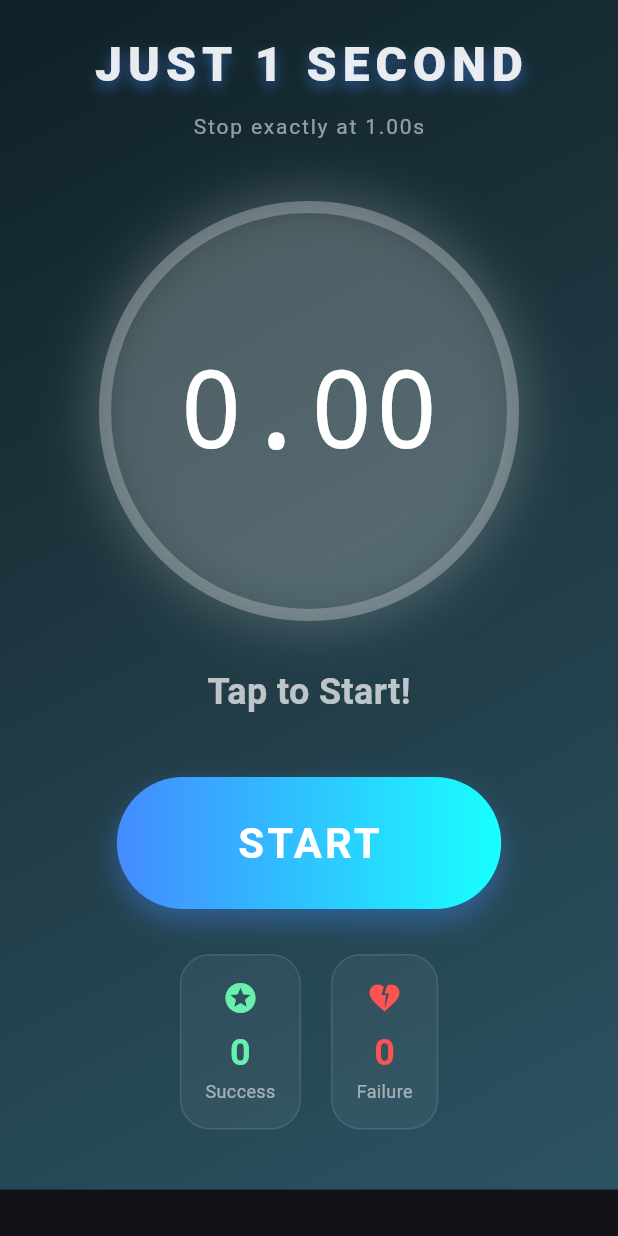
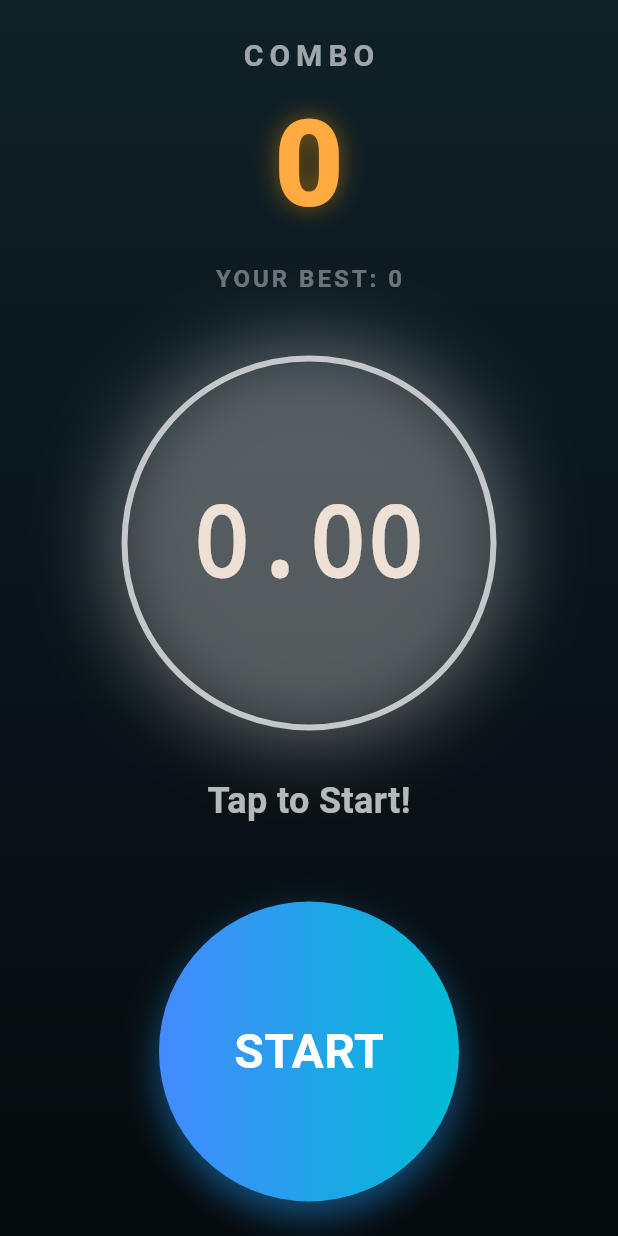
Before and after one commit to sukimamieldesign/20260126_flutter, a Flutter app: the screen it shows after launch, on a phone screen of 412 x 824 dp. Run offline on Flutter 3.47's test engine with Material 3 defaults, Android fonts, the phone set to English and light mode, and no system bars; our stand-ins replace cloud_firestore, firebase_core, shared_preferences; accounts and stored records are empty.

Commit message:
feat: Upgrade to Infinite Combo mode with dramatic visuals and Personal Best tracking

```diff
--- a/lib/main.dart
+++ b/lib/main.dart
@@ -3,12 +3,12 @@ import 'dart:math';
 import 'package:flutter/material.dart';
 import 'package:firebase_core/firebase_core.dart';
 import 'package:cloud_firestore/cloud_firestore.dart';
+import 'package:shared_preferences/shared_preferences.dart';
+import 'package:uuid/uuid.dart';
 
 Future<void> main() async {
   WidgetsFlutterBinding.ensureInitialized();
 
-  // TODO: Add your Firebase Web configuration here
-  // For Web, you need to provide options
   await Firebase.initializeApp(
     options: const FirebaseOptions(
       apiKey: "AIzaSyB1q_juETj_iLKrawXmmH2F29hJiPG2-9k",
@@ -29,12 +29,12 @@ class JustOneSecondApp extends StatelessWidget {
   @override
   Widget build(BuildContext context) {
     return MaterialApp(
-      title: 'Just 1 Second',
+      title: 'Just 1 Second: Infinite',
       debugShowCheckedModeBanner: false,
       theme: ThemeData(
         brightness: Brightness.dark,
         useMaterial3: true,
-        colorSchemeSeed: Colors.blueAccent,
+        colorSchemeSeed: Colors.orangeAccent,
       ),
       home: const GamePage(),
     );
@@ -49,7 +49,7 @@ class GamePage extends StatefulWidget {
 }
 
 class _GamePageState extends State<GamePage> with TickerProviderStateMixin {
-  Stopwatch _stopwatch = Stopwatch();
+  final Stopwatch _stopwatch = Stopwatch();
   Timer? _timer;
   double _elapsedSeconds = 0.0;
   bool _isRunning = false;
@@ -57,13 +57,14 @@ class _GamePageState extends State<GamePage> with TickerProviderStateMixin {
   Color _messageColor = Colors.white70;
 
   int _consecutiveSuccess = 0;
-  int _consecutiveFailure = 0;
+  int _personalBest = 0;
+  String? _userId;
   bool _isGameOver = false;
-  bool _isHallOfFame = false;
 
   late AnimationController _animationController;
   late Animation<double> _scaleAnimation;
   late AnimationController _particleController;
+  late AnimationController _bgAnimationController;
 
   @override
   void initState() {
@@ -72,14 +73,40 @@ class _GamePageState extends State<GamePage> with TickerProviderStateMixin {
       vsync: this,
       duration: const Duration(milliseconds: 300),
     );
-    _scaleAnimation = Tween<double>(begin: 1.0, end: 1.1).animate(
+    _scaleAnimation = Tween<double>(begin: 1.0, end: 1.2).animate(
       CurvedAnimation(parent: _animationController, curve: Curves.elasticOut),
     );
 
     _particleController = AnimationController(
       vsync: this,
-      duration: const Duration(seconds: 3),
+      duration: const Duration(seconds: 2),
     );
+
+    _bgAnimationController = AnimationController(
+      vsync: this,
+      duration: const Duration(milliseconds: 500),
+    );
+
+    _loadUserData();
+  }
+
+  Future<void> _loadUserData() async {
+    final prefs = await SharedPreferences.getInstance();
+
+    // ユーザーIDの取得または生成
+    String? userId = prefs.getString('user_id');
+    if (userId == null) {
+      userId = Uuid().v4();
+      await prefs.setString('user_id', userId);
+    }
+
+    // 自己ベストの取得
+    int pb = prefs.getInt('personal_best') ?? 0;
+
+    setState(() {
+      _userId = userId;
+      _personalBest = pb;
+    });
   }
 
   @override
@@ -87,15 +114,16 @@ class _GamePageState extends State<GamePage> with TickerProviderStateMixin {
     _timer?.cancel();
     _animationController.dispose();
     _particleController.dispose();
+    _bgAnimationController.dispose();
     super.dispose();
   }
 
   void _startTimer() {
-    if (_isGameOver || _isHallOfFame) return;
+    if (_isGameOver) return;
 
     setState(() {
       _isRunning = true;
-      _message = 'Stop at 1.00s!';
+      _message = 'STOP AT 1.00s!';
       _messageColor = Colors.white;
       _stopwatch.reset();
       _stopwatch.start();
@@ -121,45 +149,49 @@ class _GamePageState extends State<GamePage> with TickerProviderStateMixin {
 
       if (isSuccess) {
         _consecutiveSuccess++;
-        _consecutiveFailure = 0;
-        _message = 'SUCCESS! 🎉';
+        _message = 'SUCCESS! ${_consecutiveSuccess} COMBO';
         _messageColor = Colors.greenAccent;
         _animationController.forward(from: 0.0);
+        _particleController.forward(from: 0.0);
+        _bgAnimationController.forward(from: 0.0).then((_) => _bgAnimationController.reverse());
+      } else {
+        _isGameOver = true;
+        _message = 'GAME OVER 💀';
+        _messageColor = Colors.redAccent;
 
-        if (_consecutiveSuccess >= 3) {
-          _isHallOfFame = true;
-          _message = 'Congratulations!';
-          _messageColor = Colors.amber;
-          // パーティクルアニメーション開始
-          _particleController.forward(from: 0.0);
-        }
-      } else {
-        _consecutiveFailure++;
-        _consecutiveSuccess = 0;
-        _message = 'FAILED... 💀';
-        _messageColor = Colors.redAccent;
-        if (_consecutiveFailure >= 3) {
-          _isGameOver = true;
-          _message = 'GAME OVER 👻';
-        }
+        _handleGameOver();
       }
     });
-
-    _logScore(result, isSuccess);
   }
 
-  Future<void> _logScore(double score, bool isSuccess) async {
+  Future<void> _handleGameOver() async {
+    final prefs = await SharedPreferences.getInstance();
+
+    // 自己ベスト更新チェック
+    if (_consecutiveSuccess > _personalBest) {
+      setState(() {
+        _personalBest = _consecutiveSuccess;
+      });
+      await prefs.setInt('personal_best', _personalBest);
+    }
+
+    // Firebaseへログ送信
+    _logHighScore(_consecutiveSuccess);
+  }
+
+  Future<void> _logHighScore(int score) async {
+    // スコア0でもログに残したい場合はこのまま、1以上の時だけに絞るなら if (score > 0)
+    print('Attempting to log score: $score');
     try {
-      await FirebaseFirestore.instance.collection('scores').add({
-        'score': score,
-        'isSuccess': isSuccess,
+      await FirebaseFirestore.instance.collection('game_sessions').add({
+        'user_id': _userId, // 端末ごとのIDを付与
+        'final_score': score,
         'timestamp': FieldValue.serverTimestamp(),
-        'consecutiveSuccess': _consecutiveSuccess,
-        'consecutiveFailure': _consecutiveFailure,
-      });
-      print('Score logged successfully');
+        'platform': 'web',
+      }).timeout(const Duration(seconds: 10));
+      print('✅ High score logged successfully');
     } catch (e) {
-      print('Error logging score: $e');
+      print('❌ Error logging score: $e');
     }
   }
 
@@ -168,79 +200,44 @@ class _GamePageState extends State<GamePage> with TickerProviderStateMixin {
       _stopwatch.reset();
       _elapsedSeconds = 0.0;
       _isRunning = false;
-      _message = 'Tap to Start!';
+      _message = 'Ready? Go!';
       _messageColor = Colors.white70;
       _consecutiveSuccess = 0;
-      _consecutiveFailure = 0;
       _isGameOver = false;
-      _isHallOfFame = false;
       _particleController.reset();
+      _bgAnimationController.reset();
     });
   }
 
   @override
   Widget build(BuildContext context) {
     return Scaffold(
-      body: Container(
-        decoration: BoxDecoration(
-          gradient: LinearGradient(
-            begin: Alignment.topLeft,
-            end: Alignment.bottomRight,
-            colors: _isHallOfFame
-                ? [
-                    const Color(0xFF2D1B00),
-                    const Color(0xFF4A3100),
-                    const Color(0xFF3D2817),
-                  ]
-                : [
-                    const Color(0xFF0F2027),
-                    const Color(0xFF203A43),
-                    const Color(0xFF2C5364),
-                  ],
-          ),
-        ),
-        child: Stack(
+      body: Stack(
         children: [
-            // パーティクルエフェクト（HALL OF FAME時のみ）
-            if (_isHallOfFame)
+          // Background Layer
+          _buildBackground(),
+
+          // Particles
+          if (_consecutiveSuccess > 0)
             ParticleWidget(animation: _particleController),
 
           SafeArea(
+            child: Center(
               child: SingleChildScrollView(
-                child: Padding(
-                  padding: const EdgeInsets.symmetric(vertical: 20),
                 child: Column(
                   mainAxisAlignment: MainAxisAlignment.center,
                   children: [
-                      _buildHeader(),
+                    _buildScoreDisplay(),
                     const SizedBox(height: 40),
                     _buildStopwatchDisplay(),
                     const SizedBox(height: 30),
                     _buildMessage(),
+                    const SizedBox(height: 50),
+                    _buildActionButton(),
+                    if (_isGameOver) ...[
                       const SizedBox(height: 40),
-                      _buildActionButton(),
-                      const SizedBox(height: 30),
-                      _buildStatusTrackers(),
-                      if (_isGameOver || _isHallOfFame) ...[
-                        const SizedBox(height: 30),
-                        ElevatedButton.icon(
-                          onPressed: _resetGame,
-                          icon: const Icon(Icons.refresh),
-                          label: const Text('Try Again',
-                              style: TextStyle(
-                                  fontSize: 18, fontWeight: FontWeight.bold)),
-                          style: ElevatedButton.styleFrom(
-                            backgroundColor: Colors.white.withOpacity(0.15),
-                            foregroundColor: Colors.white,
-                            padding: const EdgeInsets.symmetric(
-                                horizontal: 40, vertical: 18),
-                            shape: RoundedRectangleBorder(
-                                borderRadius: BorderRadius.circular(30)),
-                            elevation: 8,
-                          ),
-                        ),
+                      _buildGameOverUI(),
                     ],
-                      const SizedBox(height: 20),
                   ],
                 ),
               ),
@@ -248,32 +245,86 @@ class _GamePageState extends State<GamePage> with TickerProviderStateMixin {
           ),
         ],
       ),
-      ),
     );
   }
 
-  Widget _buildHeader() {
+  Widget _buildBackground() {
+    return AnimatedBuilder(
+      animation: _bgAnimationController,
+      builder: (context, child) {
+        return Stack(
+          fit: StackFit.expand,
+          children: [
+            // Base Background
+            Container(
+              color: const Color(0xFF0F2027),
+            ),
+            // Success Image with Opacity
+            if (_consecutiveSuccess > 0 && !_isGameOver)
+              Opacity(
+                opacity: _bgAnimationController.value * 0.8,
+                child: Image.asset(
+                  'assets/images/success_bg.png',
+                  fit: BoxFit.cover,
+                ),
+              ),
+            // Game Over Image
+            if (_isGameOver)
+              Image.asset(
+                'assets/images/game_over_bg.png',
+                fit: BoxFit.cover,
+              ),
+            // Gradient Overlay
+            Container(
+              decoration: BoxDecoration(
+                gradient: LinearGradient(
+                  begin: Alignment.topCenter,
+                  end: Alignment.bottomCenter,
+                  colors: [
+                    Colors.transparent,
+                    Colors.black.withOpacity(0.7),
+                  ],
+                ),
+              ),
+            ),
+          ],
+        );
+      },
+    );
+  }
+
+  Widget _buildScoreDisplay() {
     return Column(
       children: [
         Text(
-          'JUST 1 SECOND',
+          'COMBO',
           style: TextStyle(
-            fontSize: 32,
+            fontSize: 20,
+            color: Colors.white60,
+            letterSpacing: 4,
+            fontWeight: FontWeight.bold,
+          ),
+        ),
+        Text(
+          '$_consecutiveSuccess',
+          style: TextStyle(
+            fontSize: 80,
             fontWeight: FontWeight.w900,
-            letterSpacing: 4,
-            color: Colors.white.withOpacity(0.9),
+            color: Colors.orangeAccent,
             shadows: [
-              Shadow(
-                  blurRadius: 10,
-                  color: Colors.blueAccent.withOpacity(0.5),
-                  offset: const Offset(0, 4))
+              Shadow(blurRadius: 20, color: Colors.orange.withOpacity(0.5)),
             ],
           ),
         ),
         const SizedBox(height: 8),
         Text(
-          'Stop exactly at 1.00s',
-          style: TextStyle(color: Colors.white54, letterSpacing: 1.2),
+          'YOUR BEST: $_personalBest',
+          style: const TextStyle(
+            fontSize: 16,
+            color: Colors.white38,
+            letterSpacing: 2,
+            fontWeight: FontWeight.bold,
+          ),
         ),
       ],
     );
@@ -283,36 +334,28 @@ class _GamePageState extends State<GamePage> with TickerProviderStateMixin {
     return ScaleTransition(
       scale: _scaleAnimation,
       child: Container(
-        width: 280,
-        height: 280,
+        width: 250,
+        height: 250,
         decoration: BoxDecoration(
           shape: BoxShape.circle,
-          color: Colors.white.withOpacity(0.05),
-          border: Border.all(
-            color: _isRunning
-                ? Colors.blueAccent
-                : (_messageColor == Colors.white70
-                    ? Colors.white24
-                    : _messageColor),
-            width: 8,
-          ),
           boxShadow: [
             BoxShadow(
-              color: (_isRunning ? Colors.blueAccent : _messageColor)
-                  .withOpacity(0.2),
-              blurRadius: 30,
-              spreadRadius: 5,
+              color: (_isRunning ? Colors.blueAccent : _messageColor).withOpacity(0.3),
+              blurRadius: 40,
+              spreadRadius: 10,
             )
           ],
+          border: Border.all(
+            color: _isRunning ? Colors.blueAccent : _messageColor,
+            width: 4,
+          ),
         ),
         child: Center(
           child: Text(
             _elapsedSeconds.toStringAsFixed(2),
-            style: TextStyle(
-              fontSize: 72,
-              fontWeight: FontWeight.w200,
-              fontVariations: [const FontVariation('wght', 200)],
-              color: Colors.white,
+            style: const TextStyle(
+              fontSize: 64,
+              fontWeight: FontWeight.bold,
               fontFamily: 'monospace',
             ),
           ),
@@ -322,123 +365,84 @@ class _GamePageState extends State<GamePage> with TickerProviderStateMixin {
   }
 
   Widget _buildMessage() {
-    return AnimatedSwitcher(
-      duration: const Duration(milliseconds: 200),
-      child: _isHallOfFame
-          ? ScaleTransition(
-              scale: Tween<double>(begin: 0.8, end: 1.0)
-                  .animate(_particleController),
-              child: Text(
+    return Text(
       _message,
-                key: ValueKey(_message),
-                style: TextStyle(
-                  fontSize: 36,
-                  fontWeight: FontWeight.bold,
-                  color: _messageColor,
-                  shadows: [
-                    Shadow(
-                      blurRadius: 20,
-                      color: _messageColor.withOpacity(0.6),
-                      offset: const Offset(0, 0),
-                    ),
-                  ],
-                ),
-              ),
-            )
-          : Text(
-              _message,
-              key: ValueKey(_message),
       style: TextStyle(
         fontSize: 24,
         fontWeight: FontWeight.bold,
         color: _messageColor,
       ),
-            ),
     );
   }
 
   Widget _buildActionButton() {
-    if (_isGameOver || _isHallOfFame) return const SizedBox.shrink();
+    if (_isGameOver) return const SizedBox.shrink();
 
     return GestureDetector(
       onTapDown: (_) => _isRunning ? _stopTimer() : _startTimer(),
       child: Container(
-        padding: const EdgeInsets.symmetric(horizontal: 80, vertical: 24),
+        width: 200,
+        height: 200,
         decoration: BoxDecoration(
-          borderRadius: BorderRadius.circular(50),
+          shape: BoxShape.circle,
           gradient: LinearGradient(
             colors: _isRunning
-                ? [Colors.redAccent, Colors.orangeAccent]
-                : [Colors.blueAccent, Colors.cyanAccent],
+              ? [Colors.red, Colors.orange]
+              : [Colors.blueAccent, Colors.cyan],
           ),
           boxShadow: [
             BoxShadow(
-              color: (_isRunning ? Colors.redAccent : Colors.blueAccent)
-                  .withOpacity(0.4),
-              blurRadius: 15,
-              offset: const Offset(0, 8),
+              color: (_isRunning ? Colors.red : Colors.blue).withOpacity(0.5),
+              blurRadius: 20,
+              offset: const Offset(0, 10),
             )
           ],
         ),
+        child: Center(
           child: Text(
             _isRunning ? 'STOP' : 'START',
             style: const TextStyle(
-            fontSize: 28,
+              fontSize: 32,
               fontWeight: FontWeight.bold,
-            letterSpacing: 2,
               color: Colors.white,
+            ),
           ),
         ),
       ),
     );
   }
 
-  Widget _buildStatusTrackers() {
-    return Row(
-      mainAxisAlignment: MainAxisAlignment.center,
+  Widget _buildGameOverUI() {
+    return Column(
       children: [
-        _buildCounterCard(
-            'Success', _consecutiveSuccess, Colors.greenAccent, Icons.stars),
-        const SizedBox(width: 20),
-        _buildCounterCard(
-            'Failure', _consecutiveFailure, Colors.redAccent, Icons.heart_broken),
+        const Text(
+          'FINAL SCORE',
+          style: TextStyle(fontSize: 18, color: Colors.white70),
+        ),
+        Text(
+          '$_consecutiveSuccess',
+          style: const TextStyle(fontSize: 48, fontWeight: FontWeight.bold, color: Colors.redAccent),
+        ),
+        const SizedBox(height: 20),
+        ElevatedButton.icon(
+          onPressed: _resetGame,
+          icon: const Icon(Icons.refresh),
+          label: const Text('RETRY CHALLENGE'),
+          style: ElevatedButton.styleFrom(
+            backgroundColor: Colors.white24,
+            foregroundColor: Colors.white,
+            padding: const EdgeInsets.symmetric(horizontal: 32, vertical: 16),
+            shape: RoundedRectangleBorder(borderRadius: BorderRadius.circular(30)),
+          ),
+        ),
       ],
-    );
-  }
-
-  Widget _buildCounterCard(
-      String label, int count, Color color, IconData icon) {
-    return Container(
-      padding: const EdgeInsets.all(16),
-      decoration: BoxDecoration(
-        color: Colors.white.withOpacity(0.05),
-        borderRadius: BorderRadius.circular(20),
-        border: Border.all(color: Colors.white10),
-      ),
-      child: Column(
-        children: [
-          Icon(icon, color: color, size: 24),
-          const SizedBox(height: 8),
-          Text(
-            count.toString(),
-            style: TextStyle(
-                fontSize: 24, fontWeight: FontWeight.bold, color: color),
-          ),
-          Text(label, style: const TextStyle(fontSize: 12, color: Colors.white54)),
-        ],
-      ),
     );
   }
 }
 
-/// パーティクルエフェクト（紙吹雪）
 class ParticleWidget extends StatefulWidget {
   final Animation<double> animation;
-
-  const ParticleWidget({
-    required this.animation,
-    super.key,
-  });
+  const ParticleWidget({required this.animation, super.key});
 
   @override
   State<ParticleWidget> createState() => _ParticleWidgetState();
@@ -451,20 +455,13 @@ class _ParticleWidgetState extends State<ParticleWidget> {
   @override
   void initState() {
     super.initState();
-    _generateParticles();
-  }
-
-  void _generateParticles() {
-    particles = List.generate(50, (_) {
-      return Particle(
+    particles = List.generate(40, (_) => Particle(
       x: random.nextDouble(),
-        y: -0.2,
-        vx: (random.nextDouble() - 0.5) * 0.5,
-        vy: random.nextDouble() * 0.3 + 0.2,
-        size: random.nextDouble() * 8 + 4,
-        rotation: random.nextDouble() * 360,
-      );
-    });
+      y: random.nextDouble(),
+      vx: (random.nextDouble() - 0.5) * 0.2,
+      vy: (random.nextDouble() - 0.5) * 0.2,
+      size: random.nextDouble() * 10 + 2,
+    ));
   }
 
   @override
@@ -482,64 +479,24 @@ class _ParticleWidgetState extends State<ParticleWidget> {
 }
 
 class Particle {
-  double x;
-  double y;
-  final double vx;
-  final double vy;
-  final double size;
-  double rotation;
-
-  Particle({
-    required this.x,
-    required this.y,
-    required this.vx,
-    required this.vy,
-    required this.size,
-    required this.rotation,
-  });
+  double x, y;
+  final double vx, vy, size;
+  Particle({required this.x, required this.y, required this.vx, required this.vy, required this.size});
 }
 
 class ParticlePainter extends CustomPainter {
   final List<Particle> particles;
   final double progress;
-
   ParticlePainter(this.particles, this.progress);
 
   @override
   void paint(Canvas canvas, Size size) {
-    final paint = Paint()
-      ..style = PaintingStyle.fill
-      ..color = Colors.amber.withOpacity(1.0 - progress);
-
-    for (var particle in particles) {
-      // 位置更新
-      particle.x += particle.vx * progress;
-      particle.y += particle.vy * progress;
-      particle.rotation += 5;
-
-      if (particle.y < 1.2) {
-        final x = particle.x * size.width;
-        final y = particle.y * size.height;
-
-        canvas.save();
-        canvas.translate(x, y);
-        canvas.rotate(particle.rotation * pi / 180);
-
-        // 四角形として描画
-        canvas.drawRect(
-          Rect.fromCenter(
-            center: Offset.zero,
-            width: particle.size,
-            height: particle.size,
-          ),
-          paint,
-        );
-
-        canvas.restore();
-      }
+    final paint = Paint()..color = Colors.orangeAccent.withOpacity(1.0 - progress);
+    for (var p in particles) {
+      canvas.drawCircle(Offset((p.x + p.vx * progress) * size.width, (p.y + p.vy * progress) * size.height), p.size, paint);
     }
   }
 
   @override
-  bool shouldRepaint(ParticlePainter oldDelegate) => true;
+  bool shouldRepaint(CustomPainter oldDelegate) => true;
 }
```
Also changed, not shown: pubspec.yaml (+5 -3 lines), assets/images/game_over_bg.png (added), assets/images/success_bg.png (added), pubspec.lock. Lines whose indentation alone changed are shown as unchanged.
